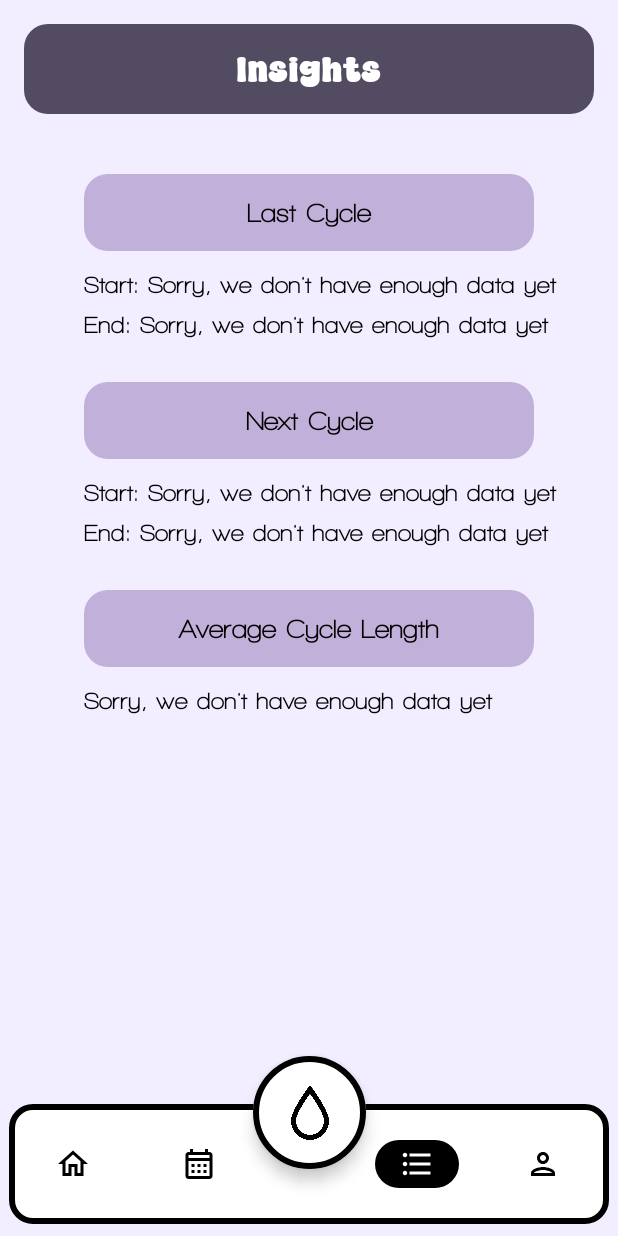
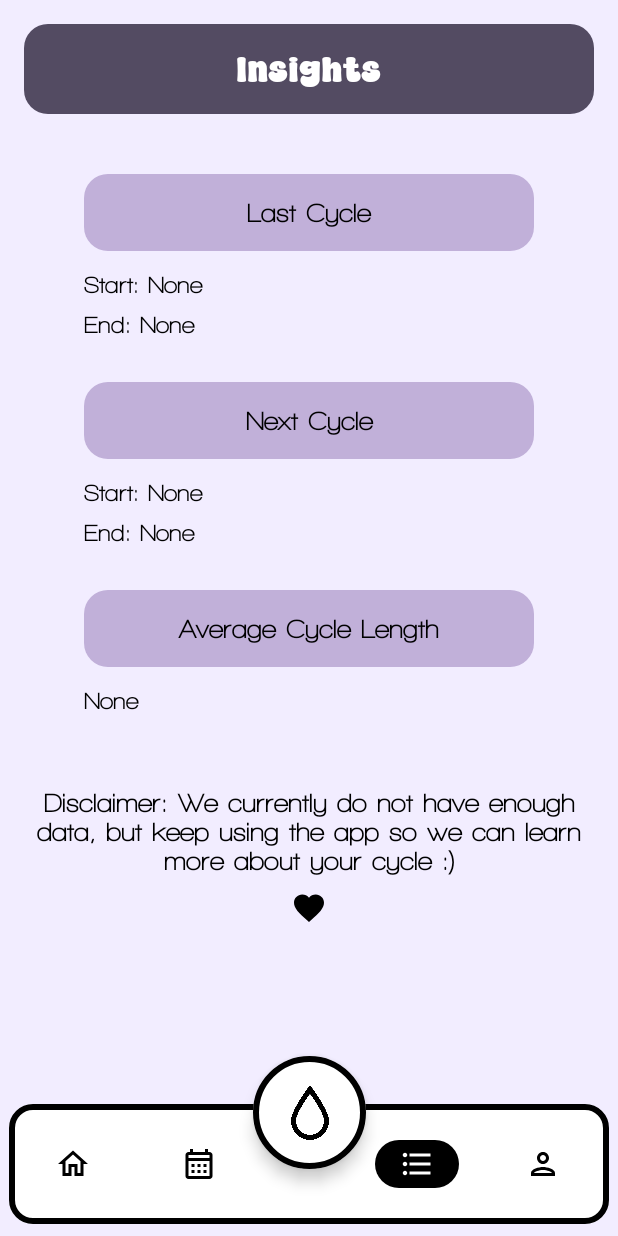
Before and after one commit to corinnahuber/luna-app, an Android app built with Jetpack Compose: the InsightsScreen screen opened through its navigation route, on a phone screen of 412 x 824 dp. Run offline under Robolectric (Android 15) with nearby library versions, the phone set to English and light mode, and no system bars; our stand-ins replace Room's generated code; libraries missing offline, so code that uses them is left out: dev.jamesyox.kastro; 8 statements that could not run were skipped.

Commit message:
styling changes and comments
did some small styling adjustments and added explanatory comments to parts of the code

```diff
--- a/app/src/main/java/at/ac/fhstp/lunaapp/data/CycleRepository.kt
+++ b/app/src/main/java/at/ac/fhstp/lunaapp/data/CycleRepository.kt
@@ -35,6 +35,7 @@ class CycleRepository(private val cycleDao: CycleDao) {
         }
     }
 
+    // Retrieves the end date of the last cycle with flow intensity
     fun getLastCycleEndDate(): Flow<LocalDate?> {
         return allCycles.map { cycles ->
             val monthlyCycles = cycles
@@ -49,6 +50,7 @@ class CycleRepository(private val cycleDao: CycleDao) {
         }
     }
 
+    // Calculates the average cycle length in days
     fun getAverageCycleLength(): Flow<Int> {
         return allCycles.map { cycles ->
             val monthlyCycles = cycles
@@ -58,20 +60,24 @@ class CycleRepository(private val cycleDao: CycleDao) {
                 .filterNotNull()
                 .sortedBy { LocalDate.parse(it.date) }
 
+            // If there are less than 2 cycles, return 0
             if (monthlyCycles.size < 2) {
                 return@map 0
             }
 
+            // Calculate the lengths between consecutive cycles
             val lengths = monthlyCycles.zipWithNext { a, b ->
                 val length = ChronoUnit.DAYS.between(LocalDate.parse(a.date), LocalDate.parse(b.date)).toInt()
                 length
             }
 
+            // Calculate the average length of the cycles
             val averageLength = lengths.filter { it > 0 }.average().toInt()
             averageLength
         }
     }
 
+    // Calculates the start date of the next cycle
     fun getNextCycleStart(): Flow<LocalDate?> {
         return flow {
             val lastCycleDate = getLastCycleEndDate().first()
--- a/app/src/main/java/at/ac/fhstp/lunaapp/ui/AddCycleScreen.kt
+++ b/app/src/main/java/at/ac/fhstp/lunaapp/ui/AddCycleScreen.kt
@@ -118,7 +118,7 @@ fun AddCycleScreen(cycleRepository: CycleRepository, navController: NavControlle
                         DropdownMenu(expanded = expanded, onDismissRequest = { expanded = false }) {
                             Box(
                                 modifier = Modifier
-                                    .height(250.dp) // Set fixed height
+                                    .height(250.dp) // Set fixed height of the dropdown
                                     .verticalScroll(rememberScrollState())
                             ) {
                                 Column {
--- a/app/src/main/java/at/ac/fhstp/lunaapp/ui/InsightsScreen.kt
+++ b/app/src/main/java/at/ac/fhstp/lunaapp/ui/InsightsScreen.kt
@@ -1,6 +1,7 @@
 package at.ac.fhstp.lunaapp.ui
 
 import android.content.Context
+import androidx.compose.foundation.Image
 import androidx.compose.foundation.background
 import androidx.compose.foundation.layout.*
 import androidx.compose.foundation.shape.RoundedCornerShape
@@ -11,6 +12,7 @@ import androidx.compose.runtime.getValue
 import androidx.compose.ui.Alignment
 import androidx.compose.ui.Modifier
 import androidx.compose.ui.graphics.Color
+import androidx.compose.ui.res.painterResource
 import androidx.compose.ui.text.TextStyle
 import androidx.compose.ui.text.font.Font
 import androidx.compose.ui.text.font.FontFamily
@@ -79,7 +81,7 @@ fun InsightsScreen(context: Context, viewModel: CycleViewModel = viewModel(facto
         Row(modifier = Modifier.fillMaxWidth()) {
             Spacer(modifier = Modifier.width(40.dp))
             Text(
-                text = "Start: ${lastCycleEndDate?.format(dateFormatter) ?: "Sorry, we don't have enough data yet"}",
+                text = "Start: ${lastCycleEndDate?.format(dateFormatter) ?: "None"}",
                 color = Color.Black,
                 fontSize = 16.sp,
                 style = TextStyle(fontFamily = customFont2),
@@ -90,7 +92,7 @@ fun InsightsScreen(context: Context, viewModel: CycleViewModel = viewModel(facto
         Row(modifier = Modifier.fillMaxWidth()) {
             Spacer(modifier = Modifier.width(40.dp))
             Text(
-                text = "End: ${lastCycleEndDate?.plusDays(averageCycleLength.toLong())?.format(dateFormatter) ?: "Sorry, we don't have enough data yet"}",
+                text = "End: ${lastCycleEndDate?.plusDays(averageCycleLength.toLong())?.format(dateFormatter) ?: "None"}",
                 color = Color.Black,
                 fontSize = 16.sp,
                 style = TextStyle(fontFamily = customFont2),
@@ -119,7 +121,7 @@ fun InsightsScreen(context: Context, viewModel: CycleViewModel = viewModel(facto
         Row(modifier = Modifier.fillMaxWidth()) {
             Spacer(modifier = Modifier.width(40.dp))
             Text(
-                text = "Start: ${nextCycleStart?.format(dateFormatter) ?: "Sorry, we don't have enough data yet"}",
+                text = "Start: ${nextCycleStart?.format(dateFormatter) ?: "None"}",
                 color = Color.Black,
                 fontSize = 16.sp,
                 style = TextStyle(fontFamily = customFont2),
@@ -130,7 +132,7 @@ fun InsightsScreen(context: Context, viewModel: CycleViewModel = viewModel(facto
         Row(modifier = Modifier.fillMaxWidth()) {
             Spacer(modifier = Modifier.width(40.dp))
             Text(
-                text = "End: ${nextCycleStart?.plusDays(averageCycleLength.toLong())?.format(dateFormatter) ?: "Sorry, we don't have enough data yet"}",
+                text = "End: ${nextCycleStart?.plusDays(averageCycleLength.toLong())?.format(dateFormatter) ?: "None"}",
                 color = Color.Black,
                 fontSize = 16.sp,
                 style = TextStyle(fontFamily = customFont2),
@@ -159,12 +161,29 @@ fun InsightsScreen(context: Context, viewModel: CycleViewModel = viewModel(facto
         Row(modifier = Modifier.fillMaxWidth()) {
             Spacer(modifier = Modifier.width(40.dp))
             Text(
-                text = if (averageCycleLength > 0) "$averageCycleLength days" else "Sorry, we don't have enough data yet",
+                text = if (averageCycleLength > 0) "$averageCycleLength days" else "None",
                 color = Color.Black,
                 fontSize = 16.sp,
                 style = TextStyle(fontFamily = customFont2),
                 textAlign = TextAlign.Start
             )
         }
+
+        if (averageCycleLength == 0) {
+            Spacer(modifier = Modifier.height(50.dp))
+            Text(
+                text = "Disclaimer: We currently do not have enough data, but keep using the app so we can learn more about your cycle :)",
+                color = Color.Black,
+                fontSize = 18.sp,
+                style = TextStyle(fontFamily = customFont2),
+                textAlign = TextAlign.Center
+            )
+            Spacer(modifier = Modifier.height(10.dp))
+            Image(
+                painter = painterResource(id = R.drawable.baseline_favorite_24),
+                contentDescription = null,
+                modifier = Modifier.size(24.dp)
+            )
+        }
     }
 }
--- a/app/src/main/java/at/ac/fhstp/lunaapp/ui/LunaUI.kt
+++ b/app/src/main/java/at/ac/fhstp/lunaapp/ui/LunaUI.kt
@@ -32,16 +32,19 @@ import java.time.format.DateTimeFormatter
 
 @Composable
 fun LunaApp(cycleViewModel: CycleViewModel, profileViewModel: ProfileViewModel) {
+    // Create a NavController to manage navigation within the app
     val navController = rememberNavController()
     val navBackStackEntry = navController.currentBackStackEntryAsState()
     val coroutineScope = rememberCoroutineScope()
     val currentRoute = navBackStackEntry.value?.destination?.route
 
+    // Get the application context and initialize the CycleRepository
     val context = LocalContext.current
     val cycleDao = CycleDatabase.getDatabase(context).cycleDao()
     val cycleRepository = CycleRepository(cycleDao)
 
     Box(modifier = Modifier.fillMaxSize()) {
+        // Display different backgrounds/content based on the current route
         when (currentRoute) {
             "home" -> Image(
                 painter = painterResource(id = R.drawable.background02),
@@ -98,6 +101,7 @@ fun LunaApp(cycleViewModel: CycleViewModel, profileViewModel: ProfileViewModel)
             }
         }
 
+        // Scaffold to provide a consistent layout structure throughout the app / Bottom Navigation Bar
         Scaffold(
             containerColor = Color.Transparent,
             bottomBar = {
@@ -184,6 +188,7 @@ fun LunaApp(cycleViewModel: CycleViewModel, profileViewModel: ProfileViewModel)
                         )
                         Spacer(modifier = Modifier.weight(0.05f, true))
                     }
+                    // This is the button to add a new cycle entry
                     FloatingActionButton(
                         onClick = { navController.navigate("add_cycle/${LocalDate.now().format(
                             DateTimeFormatter.ISO_DATE)}") },
@@ -205,6 +210,7 @@ fun LunaApp(cycleViewModel: CycleViewModel, profileViewModel: ProfileViewModel)
                 }
             }
         ) { innerPadding ->
+            // Navigation host to manage different screens
             NavHost(
                 navController = navController,
                 startDestination = "home",
--- a/app/src/main/java/at/ac/fhstp/lunaapp/ui/ProfileScreen.kt
+++ b/app/src/main/java/at/ac/fhstp/lunaapp/ui/ProfileScreen.kt
@@ -24,6 +24,7 @@ import at.ac.fhstp.lunaapp.R
 
 @Composable
 fun ProfileScreen(navController: NavController, viewModel: ProfileViewModel) {
+    // Collect the profile state from the ViewModel
     val profile by viewModel.profile.collectAsState()
     val context = LocalContext.current
 
@@ -54,6 +55,7 @@ fun ProfileScreen(navController: NavController, viewModel: ProfileViewModel) {
 
         Spacer(modifier = Modifier.height(40.dp))
 
+        // Profile image container
         Box(
             modifier = Modifier
                 .size(150.dp)
@@ -76,6 +78,7 @@ fun ProfileScreen(navController: NavController, viewModel: ProfileViewModel) {
 
         Spacer(modifier = Modifier.height(60.dp))
 
+        // Display profile details
         Text(text = "Name", fontSize = 18.sp, style = TextStyle(fontFamily = customFont2), fontWeight = FontWeight.Bold)
         Text(text = profile?.name ?: "Your Name", fontSize = 18.sp, style = TextStyle(fontFamily = customFont2))
         Spacer(modifier = Modifier.height(20.dp))
@@ -90,6 +93,7 @@ fun ProfileScreen(navController: NavController, viewModel: ProfileViewModel) {
 
         Spacer(modifier = Modifier.height(60.dp))
 
+        // Button to navigate to the profile edit screen
         Button(
             onClick = { navController.navigate("profile_edit") },
             colors = ButtonDefaults.buttonColors(containerColor = Color(0xFF534B62))
```
Also changed, not shown: app/src/main/java/at/ac/fhstp/lunaapp/MainActivity.kt (+8 -0 lines), app/src/main/java/at/ac/fhstp/lunaapp/ui/CalendarScreen.kt (+9 -0 lines), app/src/main/java/at/ac/fhstp/lunaapp/ui/HomeScreen.kt (+11 -2 lines), app/src/main/java/at/ac/fhstp/lunaapp/ui/SingleCycleEntryScreen.kt (+8 -0 lines), app/src/main/java/at/ac/fhstp/lunaapp/ui/edit/CycleEditScreen.kt (+6 -1 lines), app/src/main/java/at/ac/fhstp/lunaapp/ui/edit/ProfileEditScreen.kt (+9 -0 lines).
